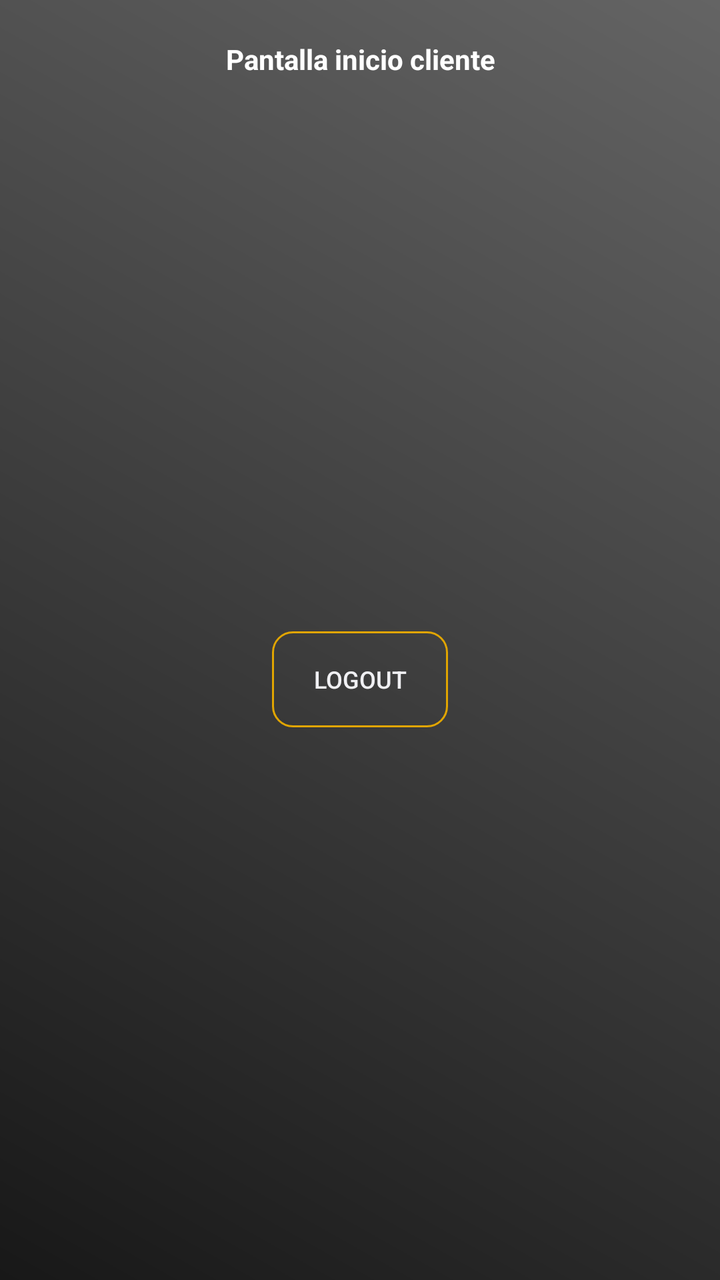
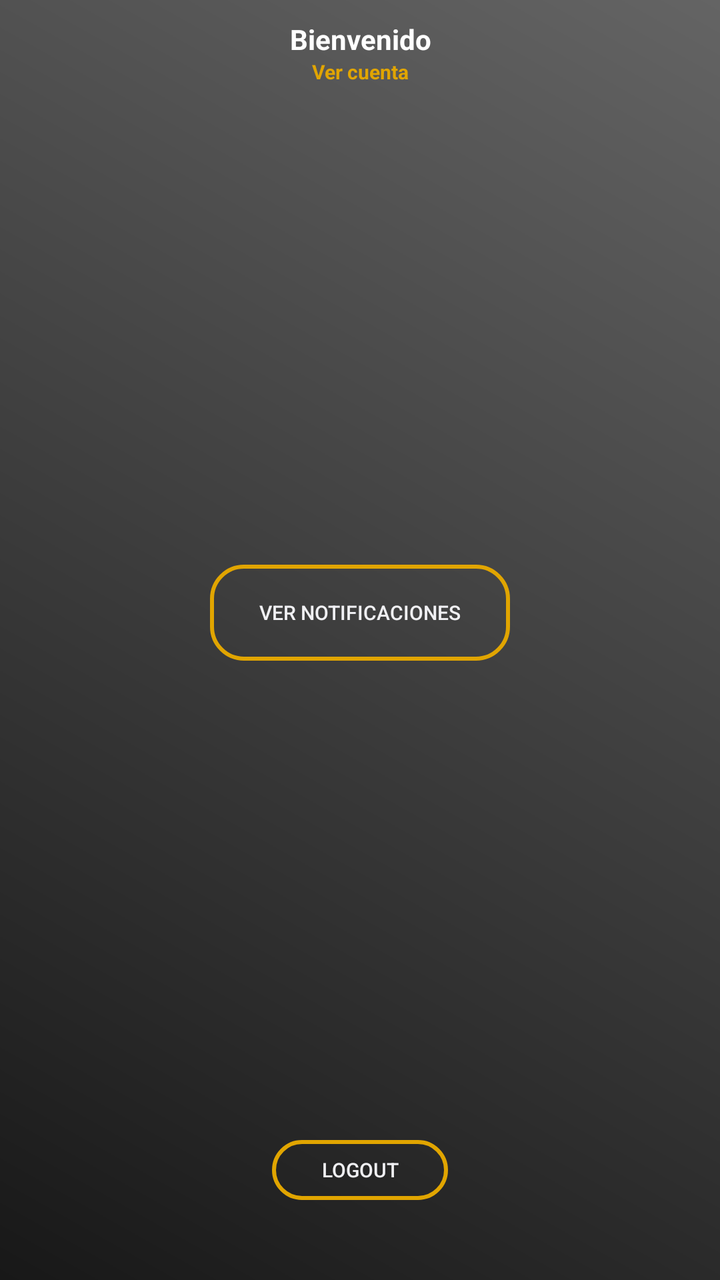

The first picture is an Android layout as it rendered before a commit; the second is the same layout after the commit. The layout source and the unified diff follow.
<!-- AndroidManifest.xml: application theme android:Theme.DeviceDefault -->
<!-- res/layout/activity_inicio.xml -->
<?xml version="1.0" encoding="utf-8"?>
<ScrollView xmlns:android="http://schemas.android.com/apk/res/android"
    xmlns:app="http://schemas.android.com/apk/res-auto"
    xmlns:tools="http://schemas.android.com/tools"
    android:layout_width="match_parent"
    android:layout_height="match_parent"
    android:background="@color/white"
    android:fillViewport="true">

    <androidx.constraintlayout.widget.ConstraintLayout
        android:layout_width="match_parent"
        android:layout_height="wrap_content"
        android:orientation="vertical"
        android:background="@drawable/gradient_bg">


        <TextView
            android:id="@+id/textView"
            android:layout_width="wrap_content"
            android:layout_height="wrap_content"
            android:text="Pantalla inicio cliente"
            android:layout_marginTop="20dp"
            android:textAlignment="center"
            android:textColor="@color/white"
            android:textSize="14sp"
            android:textStyle="bold"
            app:layout_constraintEnd_toEndOf="parent"
            app:layout_constraintStart_toStartOf="parent"
            app:layout_constraintTop_toTopOf="parent" />

        <Button
            android:id="@+id/logout"
            android:layout_width="wrap_content"
            android:layout_height="wrap_content"
            android:padding="0dp"
            android:textSize="12dp"
            android:text="Logout"
            android:background="@drawable/login_selector"
            app:layout_constraintBottom_toBottomOf="parent"
            app:layout_constraintEnd_toEndOf="parent"
            app:layout_constraintStart_toStartOf="parent"
            app:layout_constraintTop_toBottomOf="@+id/textView" />


    </androidx.constraintlayout.widget.ConstraintLayout>

</ScrollView>
<!-- resources referenced by this layout -->
<resources>
  <color name="white">#FFFFFFFF</color>
  <!-- drawable gradient_bg (drawable) -->
  <?xml version="1.0" encoding="utf-8"?>
  <shape xmlns:android="http://schemas.android.com/apk/res/android">
      <gradient
          android:angle="45"
      android:startColor="#181818"
      android:endColor="#646464"
      android:type="linear" />
      <padding
          android:left="0dp"
          android:top="0dp"
          android:right="0dp"
          android:bottom="0dp" />
  </shape>
  <!-- drawable login_selector (drawable) -->
  <?xml version="1.0" encoding="utf-8"?>
  <selector xmlns:android="http://schemas.android.com/apk/res/android">
  
      
      <item android:state_pressed="true"
          android:drawable="@drawable/background_btn_1">
      </item>
  
      
      <item android:drawable="@drawable/background_btn_2"/>
  
  </selector>
  <!-- drawable background_btn_1 (drawable) -->
  <?xml version="1.0" encoding="utf-8"?>
  <selector xmlns:android="http://schemas.android.com/apk/res/android">
  <item>
      <shape android:shape="rectangle">
          <corners android:radius="10dp"/>
          <solid android:color="#E1A500"/>
      </shape>
  </item>
  </selector>
  <!-- drawable background_btn_2 (drawable) -->
  <?xml version="1.0" encoding="utf-8"?>
  <selector xmlns:android="http://schemas.android.com/apk/res/android">
      <item>
          <shape android:shape="rectangle">
              <corners android:radius="10dp"/>
              <stroke android:color="#E1A500" android:width="1dp"/>
          </shape>
      </item>
  </selector>
</resources>

<!-- the commit's change to res/layout/activity_inicio.xml (unified diff, before → after) -->
@@ -10,16 +10,16 @@
     <androidx.constraintlayout.widget.ConstraintLayout
         android:layout_width="match_parent"
         android:layout_height="wrap_content"
-        android:orientation="vertical"
-        android:background="@drawable/gradient_bg">
+        android:background="@drawable/gradient_bg"
+        android:orientation="vertical">
 
 
         <TextView
             android:id="@+id/textView"
             android:layout_width="wrap_content"
             android:layout_height="wrap_content"
-            android:text="Pantalla inicio cliente"
-            android:layout_marginTop="20dp"
+            android:layout_marginTop="10dp"
+            android:text="Bienvenido"
             android:textAlignment="center"
             android:textColor="@color/white"
             android:textSize="14sp"
@@ -28,19 +28,44 @@
             app:layout_constraintStart_toStartOf="parent"
             app:layout_constraintTop_toTopOf="parent" />
 
-        <Button
-            android:id="@+id/logout"
+        <TextView
+            android:id="@+id/cuenta"
             android:layout_width="wrap_content"
             android:layout_height="wrap_content"
-            android:padding="0dp"
-            android:textSize="12dp"
-            android:text="Logout"
-            android:background="@drawable/login_selector"
-            app:layout_constraintBottom_toBottomOf="parent"
+            android:text="Ver cuenta"
+            android:textAlignment="center"
+            android:textColor="#E1A500"
+            android:textSize="10sp"
+            android:textStyle="bold"
             app:layout_constraintEnd_toEndOf="parent"
             app:layout_constraintStart_toStartOf="parent"
             app:layout_constraintTop_toBottomOf="@+id/textView" />
 
+        <Button
+            android:id="@+id/notificaciones"
+            android:layout_width="150dp"
+            android:layout_height="wrap_content"
+            android:background="@drawable/login_selector"
+            android:padding="0dp"
+            android:text="Ver Notificaciones"
+            android:textSize="10dp"
+            app:layout_constraintBottom_toTopOf="@+id/logout"
+            app:layout_constraintEnd_toEndOf="parent"
+            app:layout_constraintStart_toStartOf="parent"
+            app:layout_constraintTop_toBottomOf="@+id/cuenta" />
+
+        <Button
+            android:id="@+id/logout"
+            android:layout_width="wrap_content"
+            android:layout_height="30dp"
+            android:layout_marginBottom="40dp"
+            android:background="@drawable/login_selector"
+            android:padding="0dp"
+            android:text="Logout"
+            android:textSize="10dp"
+            app:layout_constraintBottom_toBottomOf="parent"
+            app:layout_constraintEnd_toEndOf="parent"
+            app:layout_constraintStart_toStartOf="parent" />
 
     </androidx.constraintlayout.widget.ConstraintLayout>
 
<!-- resource entries referenced after the edit -->
@@ -18,35 +18,20 @@
   <!-- drawable login_selector (drawable) -->
   <?xml version="1.0" encoding="utf-8"?>
   <selector xmlns:android="http://schemas.android.com/apk/res/android">
-  
-      
-      <item android:state_pressed="true"
-          android:drawable="@drawable/background_btn_1">
+      <item  android:state_pressed="true" android:textColor="@color/white" >
+          <shape android:shape="rectangle">
+              <solid android:color="#E1A500"/>
+              <stroke android:width="2dp" android:color="#E1A500" />
+              <corners android:radius="16dp"/>
+          </shape>
       </item>
-  
-      
-      <item android:drawable="@drawable/background_btn_2"/>
-  
-  </selector>
-  <!-- drawable background_btn_1 (drawable) -->
-  <?xml version="1.0" encoding="utf-8"?>
-  <selector xmlns:android="http://schemas.android.com/apk/res/android">
-  <item>
-      <shape android:shape="rectangle">
-          <corners android:radius="10dp"/>
-          <solid android:color="#E1A500"/>
-      </shape>
-  </item>
-  </selector>
-  <!-- drawable background_btn_2 (drawable) -->
-  <?xml version="1.0" encoding="utf-8"?>
-  <selector xmlns:android="http://schemas.android.com/apk/res/android">
-      <item>
+      <item android:textColor="@color/orange">
           <shape android:shape="rectangle">
-              <corners android:radius="10dp"/>
-              <stroke android:color="#E1A500" android:width="1dp"/>
+              <stroke android:width="2dp" android:color="#E1A500" />
+              <corners android:radius="16dp"/>
           </shape>
       </item>
   </selector>
+  <color name="orange">#FF902A</color>
 </resources>
 
